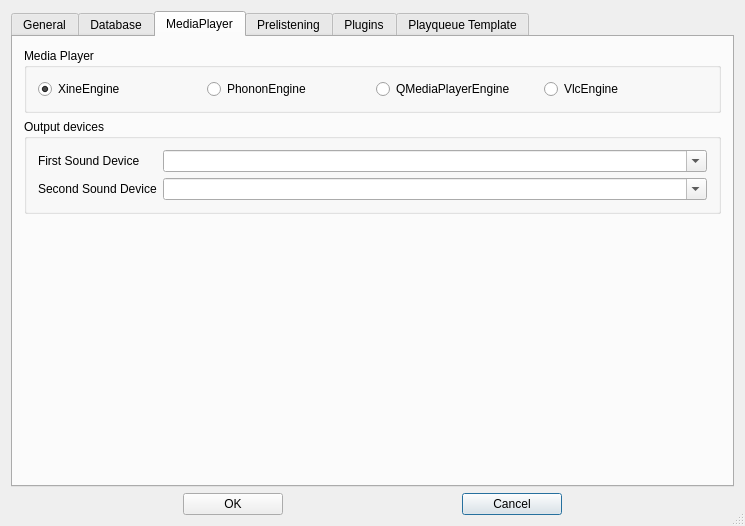
Before: the Qt Designer form src/PreferencesDialogBase.ui in onoelle/yammi, drawn with Qt 5.
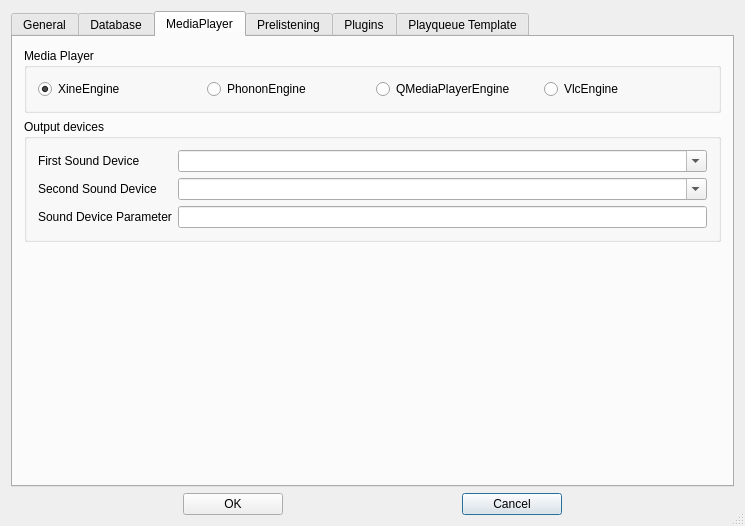
After: the same form once the commit is applied.

Commit message: Make YAMMI_XINE_DRIVER configurable via preferences dialog.

Patch:
```diff
--- a/src/PreferencesDialogBase.ui
+++ b/src/PreferencesDialogBase.ui
@@ -861,6 +861,35 @@
             </property>
            </widget>
           </item>
+          <item row="2" column="0">
+           <widget class="QLabel" name="lblSoundDeviceParameter">
+            <property name="toolTip">
+             <string>Sound Device Parameter.</string>
+            </property>
+            <property name="text">
+             <string>Sound Device Parameter</string>
+            </property>
+            <property name="wordWrap">
+             <bool>false</bool>
+            </property>
+           </widget>
+          </item>
+          <item row="2" column="1">
+           <widget class="QLineEdit" name="edtSoundDeviceParameter">
+            <property name="sizePolicy">
+             <sizepolicy hsizetype="Expanding" vsizetype="Fixed">
+              <horstretch>0</horstretch>
+              <verstretch>0</verstretch>
+             </sizepolicy>
+            </property>
+            <property name="toolTip">
+             <string>Sound Device Paramter. Currently just used for e.g. YAMMI_XINE_DRIVER=alsa on a system with pulse audio.</string>
+            </property>
+            <property name="editable" stdset="0">
+             <bool>true</bool>
+            </property>
+           </widget>
+          </item>
          </layout>
         </widget>
        </item>
```
The commit also changes 4 other files.
